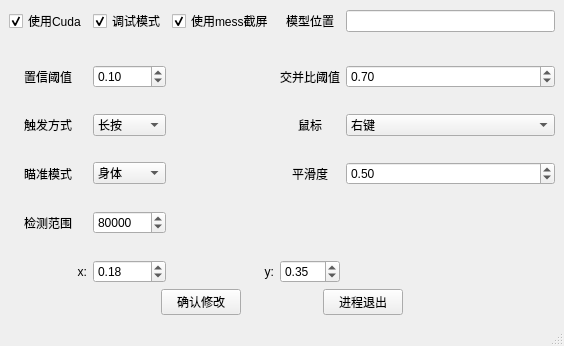
This is widget/mainFrom.ui in brillian32/APEX_yolov5_assist as Qt 5 draws it before an edit. The edited form follows.
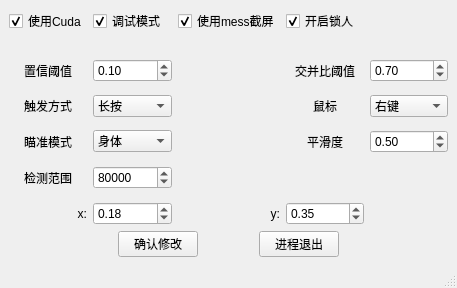
This is the edited form.

Commit message: feat($锁定逻辑)：增加一键开启关闭锁定

Diff of the .ui file:
```diff
--- a/widget/mainFrom.ui
+++ b/widget/mainFrom.ui
@@ -9,8 +9,8 @@
    <rect>
     <x>0</x>
     <y>0</y>
-    <width>564</width>
-    <height>346</height>
+    <width>457</width>
+    <height>288</height>
    </rect>
   </property>
   <property name="maximumSize">
@@ -81,11 +81,11 @@
           </property>
          </widget>
         </item>
-        <item row="0" column="5">
-         <widget class="QLineEdit" name="model_path"/>
-        </item>
         <item row="2" column="1">
          <widget class="QDoubleSpinBox" name="value_belive">
+          <property name="maximum">
+           <double>10.000000000000000</double>
+          </property>
           <property name="singleStep">
            <double>0.100000000000000</double>
           </property>
@@ -134,16 +134,6 @@
           </property>
          </widget>
         </item>
-        <item row="0" column="4">
-         <widget class="QLabel" name="label_8">
-          <property name="text">
-           <string>模型位置</string>
-          </property>
-          <property name="alignment">
-           <set>Qt::AlignCenter</set>
-          </property>
-         </widget>
-        </item>
         <item row="3" column="0">
          <spacer name="verticalSpacer_4">
           <property name="orientation">
@@ -295,6 +285,9 @@
         </item>
         <item row="2" column="5">
          <widget class="QDoubleSpinBox" name="iou">
+          <property name="maximum">
+           <double>10.000000000000000</double>
+          </property>
           <property name="singleStep">
            <double>0.100000000000000</double>
           </property>
@@ -362,6 +355,16 @@
           </property>
          </widget>
         </item>
+        <item row="0" column="4">
+         <widget class="QCheckBox" name="start_lock">
+          <property name="text">
+           <string>开启锁人</string>
+          </property>
+          <property name="checked">
+           <bool>true</bool>
+          </property>
+         </widget>
+        </item>
        </layout>
       </item>
       <item>
```
Left out of the diff: 12 changed lines with no effect on the pictures. The commit also changes 3 other files.
